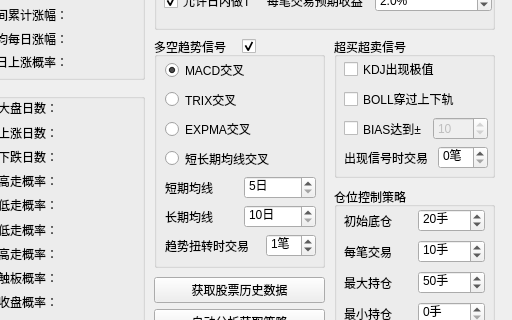
The window that QtDesign/StockAnalyzer.ui (victor647/QuantumStockTrade) describes before a commit, drawn with Qt 5; both pictures show x 216 to 728 and y 143 to 463 of the 728 by 548 pixel window.
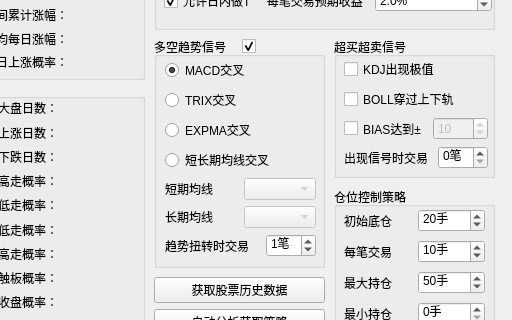
The same window after the commit.

The edit to the form file:
```diff
--- a/QtDesign/StockAnalyzer.ui
+++ b/QtDesign/StockAnalyzer.ui
@@ -1114,15 +1114,9 @@
          </widget>
         </item>
         <item>
-         <widget class="QSpinBox" name="spbMaShort">
-          <property name="suffix">
-           <string>日</string>
-          </property>
-          <property name="minimum">
-           <number>5</number>
-          </property>
-          <property name="maximum">
-           <number>20</number>
+         <widget class="QComboBox" name="cbbMaShort">
+          <property name="enabled">
+           <bool>false</bool>
           </property>
          </widget>
         </item>
@@ -1138,15 +1132,9 @@
          </widget>
         </item>
         <item>
-         <widget class="QSpinBox" name="spbMaLong">
-          <property name="suffix">
-           <string>日</string>
-          </property>
-          <property name="minimum">
-           <number>10</number>
-          </property>
-          <property name="maximum">
-           <number>60</number>
+         <widget class="QComboBox" name="cbbMaLong">
+          <property name="enabled">
+           <bool>false</bool>
           </property>
          </widget>
         </item>
```
Left out of the diff: 70 changed lines with no effect on the pictures.
